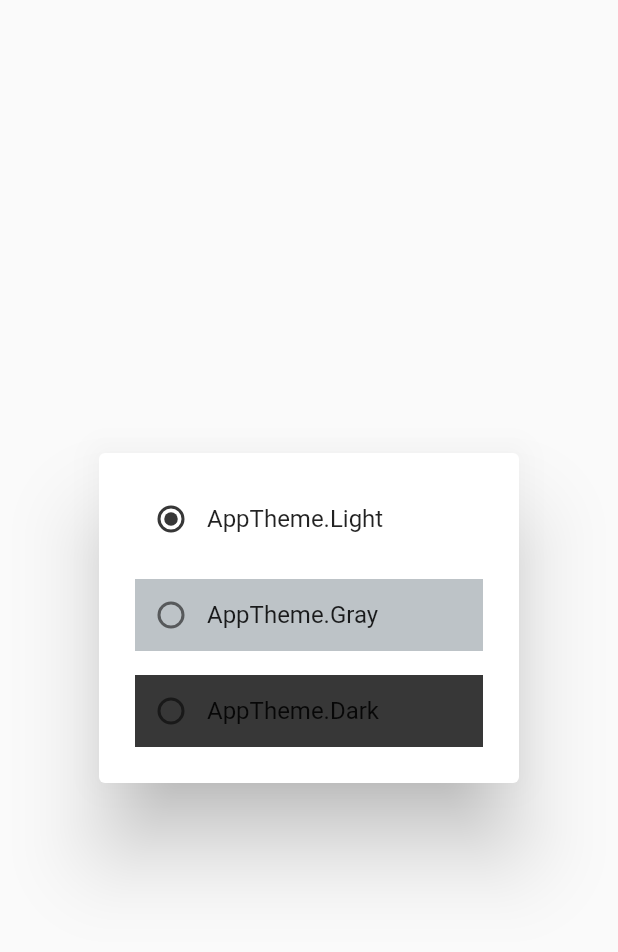
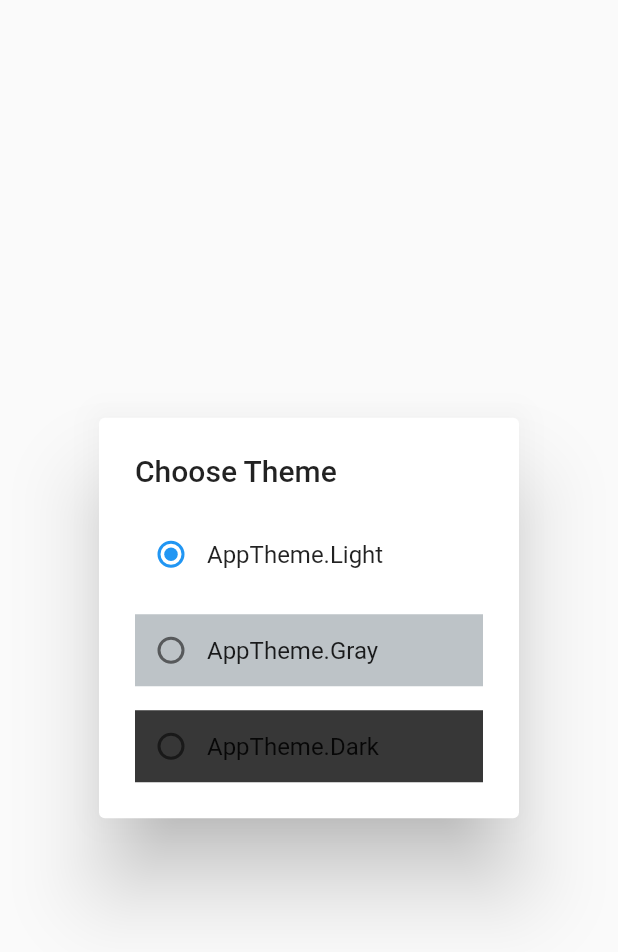
Before and after one commit to cormalenv/basic_file_manager, a Flutter app: the ThemesDialog widget shown alone on an empty page, opened directly, on a phone screen of 412 x 824 dp. Shown: the top 952 px of the screen. Run offline on Flutter 3.47's test engine with Material 2 defaults, Android fonts, the light colour scheme and no system bars; our stand-ins replace open_file, rxdart, shared_preferences, toast; missing offline and left inert: flutter_statusbarcolor, simple_permissions; accounts and stored records are empty; statements that could not run were skipped.

Commit message:
Added different color for icon  for currently chosen theme in  radio list

```diff
--- a/lib/widgets/themes_dialog.dart
+++ b/lib/widgets/themes_dialog.dart
@@ -12,6 +12,7 @@ class ThemesDialog extends StatelessWidget {
 
     return Consumer<PreferencesNotifier>(
       builder: (context, model, child) => SimpleDialog(
+          title: Text("Choose Theme"),
           children: AppTheme.values
               .map((theme) => SimpleDialogOption(
                     child: Container(
@@ -24,6 +25,7 @@ class ThemesDialog extends StatelessWidget {
                               model.theme = value;
                             },
                             groupValue: preferences.theme,
+                            activeColor: appThemeData(theme).accentColor,
                           ),
                           Text(theme.toString()),
                         ],
```
